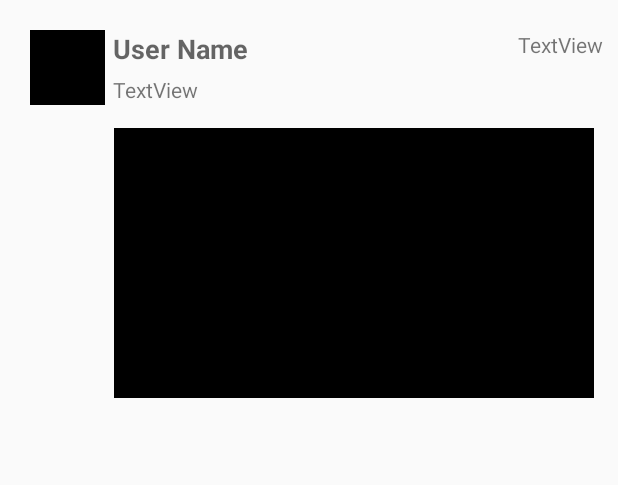
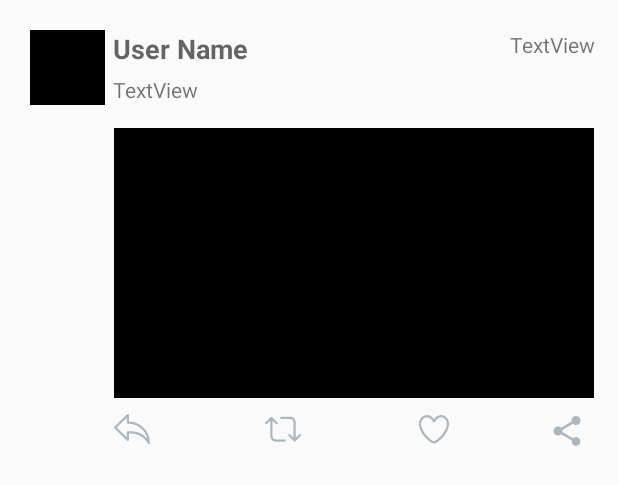
Before and after one commit to ChrisMunene/SimpleTweet, an Android app: the layout item_tweet_embed_img.xml on its own in the app's theme, with its tools: preview values and no code run, on a phone screen of 412 x 824 dp. Shown: the top 485 px of the screen. Run offline under Robolectric (Android 15) with nearby library versions, the phone set to English and light mode, and no system bars.

Commit message:
Stretch goals - Replace assets with vector drawables

```diff
--- a/app/src/main/java/com/codepath/apps/restclienttemplate/models/Tweet.java
+++ b/app/src/main/java/com/codepath/apps/restclienttemplate/models/Tweet.java
@@ -25,6 +25,8 @@ public class Tweet {
     public String createdAt;
     public Boolean hasMedia;
     public String embeddedImageUrl;
+    public int retweetCount;
+    public int favoriteCount;
 
 
     // Empty constructor for parceler
--- /dev/null
+++ b/app/src/main/res/color/timeline_selector.xml
@@ -0,0 +1,5 @@
+<?xml version="1.0" encoding="utf-8"?>
+<selector xmlns:android="http://schemas.android.com/apk/res/android">
+    <item android:color="@color/twitter_blue" android:state_selected="true"/>
+    <item android:color="@color/medium_gray" />
+</selector>
--- /dev/null
+++ b/app/src/main/res/drawable/ic_heart.xml
@@ -0,0 +1,5 @@
+<?xml version="1.0" encoding="utf-8"?>
+<selector xmlns:android="http://schemas.android.com/apk/res/android">
+    <item android:state_selected="true" android:drawable="@drawable/ic_vector_heart"/>
+    <item android:drawable="@drawable/ic_vector_heart_stroke"/>
+</selector>
--- /dev/null
+++ b/app/src/main/res/drawable/ic_reply.xml
@@ -0,0 +1,11 @@
+<?xml version="1.0" encoding="utf-8"?>
+<vector xmlns:android="http://schemas.android.com/apk/res/android"
+    android:width="24dp"
+    android:height="24dp"
+    android:viewportWidth="24"
+    android:viewportHeight="24">
+
+    <path
+        android:fillColor="#000000"
+        android:pathData="M23.25 22c-0.27 0-0.524-0.146-0.658-0.391l-0.021-0.038c-2.243-4.051-6.517-6.571-11.153-6.571h-1.418v4.25c0 0.301-0.181 0.573 -0.458 0.691 -0.275 0.116 -0.599 0.058 -0.814-0.153l-8.5-8.25c-0.146-0.141-0.228-0.335-0.228-0.538s0.082-0.397 0.228 -0.538l8.5-8.25c0.216-0.21 0.539 -0.27 0.814 -0.153 0.277 0.118 0.458 0.39 0.458 0.691v4.252c7.743 0.134 14 6.474 14 14.248 0 0.343-0.232 0.642 -0.564 0.727 -0.062 0.016 -0.124 0.023 -0.186 0.023 zm-14-8.5h2.168c4.176 0 8.089 1.829 10.764 4.911-1.294-5.669-6.377-9.911-12.432-9.911h-0.5c-0.414 0-0.75-0.336-0.75-0.75v-3.227l-6.673 6.477 6.673 6.477v-3.227c0-0.414 0.336 -0.75 0.75 -0.75z" />
+</vector>
--- /dev/null
+++ b/app/src/main/res/drawable/ic_retweet.xml
@@ -0,0 +1,5 @@
+<?xml version="1.0" encoding="utf-8"?>
+<selector xmlns:android="http://schemas.android.com/apk/res/android">
+    <item android:state_selected="true" android:drawable="@drawable/ic_vector_retweet"/>
+    <item android:drawable="@drawable/ic_vector_retweet_stroke"/>
+</selector>
--- /dev/null
+++ b/app/src/main/res/drawable/ic_share.xml
@@ -0,0 +1,13 @@
+<?xml version="1.0" encoding="utf-8"?>
+<vector xmlns:android="http://schemas.android.com/apk/res/android"
+    android:width="24dp"
+    android:height="24dp"
+    android:viewportWidth="24"
+    android:viewportHeight="24">
+
+    <path
+        android:pathData="M0 0h24v24H0z" />
+    <path
+        android:fillColor="#000000"
+        android:pathData="M18 16.08c-0.76 0-1.44 0.3 -1.96 0.77 L8.91 12.7c0.05-0.23 0.09 -0.46 0.09 -0.7s-0.04-0.47-0.09-0.7l7.05-4.11c0.54 0.5 1.25 0.81 2.04 0.81 1.66 0 3-1.34 3-3s-1.34-3-3-3-3 1.34-3 3c0 0.24 0.04 0.47 0.09 0.7L8.04 9.81C7.5 9.31 6.79 9 6 9c-1.66 0-3 1.34-3 3s1.34 3 3 3c0.79 0 1.5-0.31 2.04-0.81l7.12 4.16c-0.05 0.21 -0.08 0.43 -0.08 0.65 0 1.61 1.31 2.92 2.92 2.92 1.61 0 2.92-1.31 2.92-2.92s-1.31-2.92-2.92-2.92z" />
+</vector>
--- a/app/src/main/res/layout/item_tweet_embed_img.xml
+++ b/app/src/main/res/layout/item_tweet_embed_img.xml
@@ -32,6 +32,7 @@
         android:id="@+id/tvBody"
         android:layout_width="320dp"
         android:layout_height="wrap_content"
+        android:autoLink="all"
         android:layout_marginStart="5dp"
         android:layout_marginTop="5dp"
         android:text="TextView"
@@ -43,7 +44,7 @@
         android:layout_width="wrap_content"
         android:layout_height="wrap_content"
         android:layout_marginTop="20dp"
-        android:layout_marginEnd="10dp"
+        android:layout_marginEnd="15dp"
         android:text="TextView"
         app:layout_constraintEnd_toEndOf="parent"
         app:layout_constraintTop_toTopOf="parent" />
@@ -59,4 +60,51 @@
         app:layout_constraintStart_toStartOf="parent"
         app:layout_constraintTop_toBottomOf="@+id/tvBody"
         app:srcCompat="@android:color/background_dark" />
+
+    <ImageButton
+        android:id="@+id/imageButton3"
+        android:layout_width="25dp"
+        android:layout_height="25dp"
+        android:layout_marginStart="75dp"
+        android:layout_marginTop="8dp"
+        android:background="@android:color/transparent"
+        android:src="@drawable/ic_reply"
+        android:tint="@color/timeline_selector"
+        app:layout_constraintStart_toStartOf="parent"
+        app:layout_constraintTop_toBottomOf="@+id/ivEmbedImage" />
+
+    <ImageButton
+        android:id="@+id/imageButton"
+        android:layout_width="25dp"
+        android:layout_height="25dp"
+        android:layout_marginStart="75dp"
+        android:layout_marginTop="8dp"
+        android:background="@android:color/transparent"
+        android:src="@drawable/ic_retweet"
+        android:tint="@color/timeline_selector"
+        app:layout_constraintStart_toEndOf="@+id/imageButton3"
+        app:layout_constraintTop_toBottomOf="@+id/ivEmbedImage" />
+
+    <ImageButton
+        android:id="@+id/imageButton4"
+        android:layout_width="25dp"
+        android:layout_height="25dp"
+        android:layout_marginStart="75dp"
+        android:layout_marginTop="8dp"
+        android:background="@android:color/transparent"
+        android:src="@drawable/ic_heart"
+        android:tint="@color/timeline_selector"
+        app:layout_constraintStart_toEndOf="@+id/imageButton"
+        app:layout_constraintTop_toBottomOf="@+id/ivEmbedImage" />
+
+    <ImageButton
+        android:layout_width="28dp"
+        android:layout_height="24dp"
+        android:layout_marginTop="10dp"
+        android:layout_marginEnd="20dp"
+        android:background="@android:color/transparent"
+        android:src="@drawable/ic_share"
+        android:tint="@color/timeline_selector"
+        app:layout_constraintEnd_toEndOf="parent"
+        app:layout_constraintTop_toBottomOf="@+id/ivEmbedImage" />
 </android.support.constraint.ConstraintLayout>
```
Also changed, not shown: app/src/main/java/com/codepath/apps/restclienttemplate/TimelineActivity.java (+11 -0 lines), app/src/main/res/layout/activity_timeline.xml (+16 -0 lines), app/src/main/res/layout/item_tweet.xml (+52 -1 lines), app/src/main/res/menu/menu_timeline.xml (+7 -2 lines).
